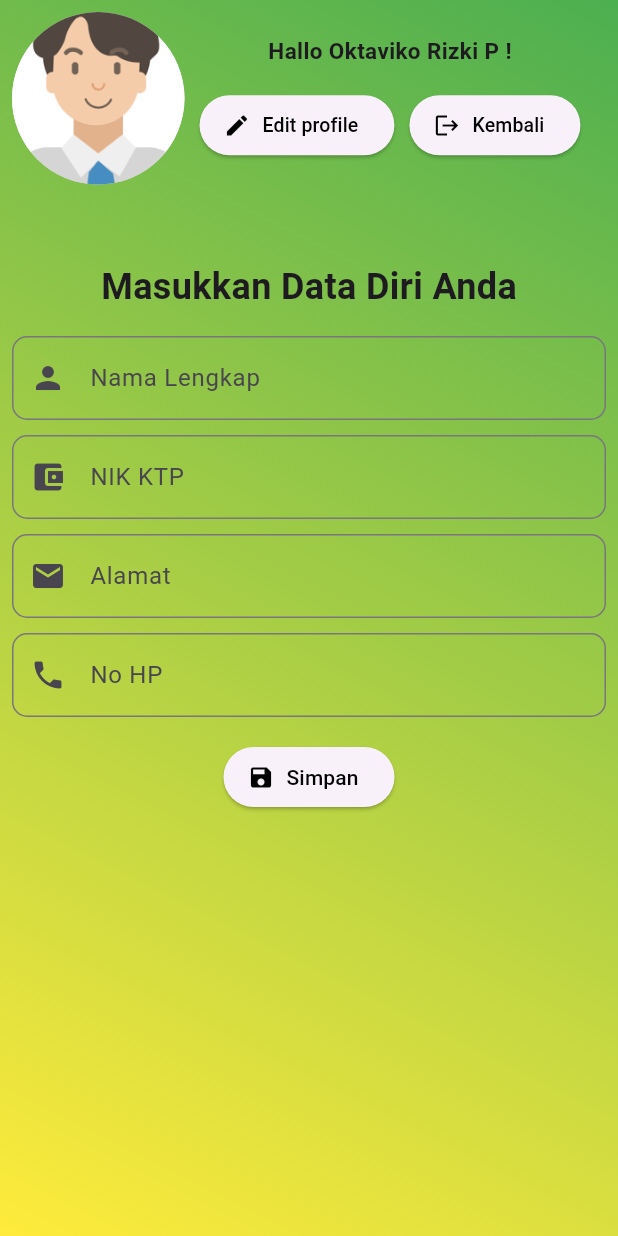
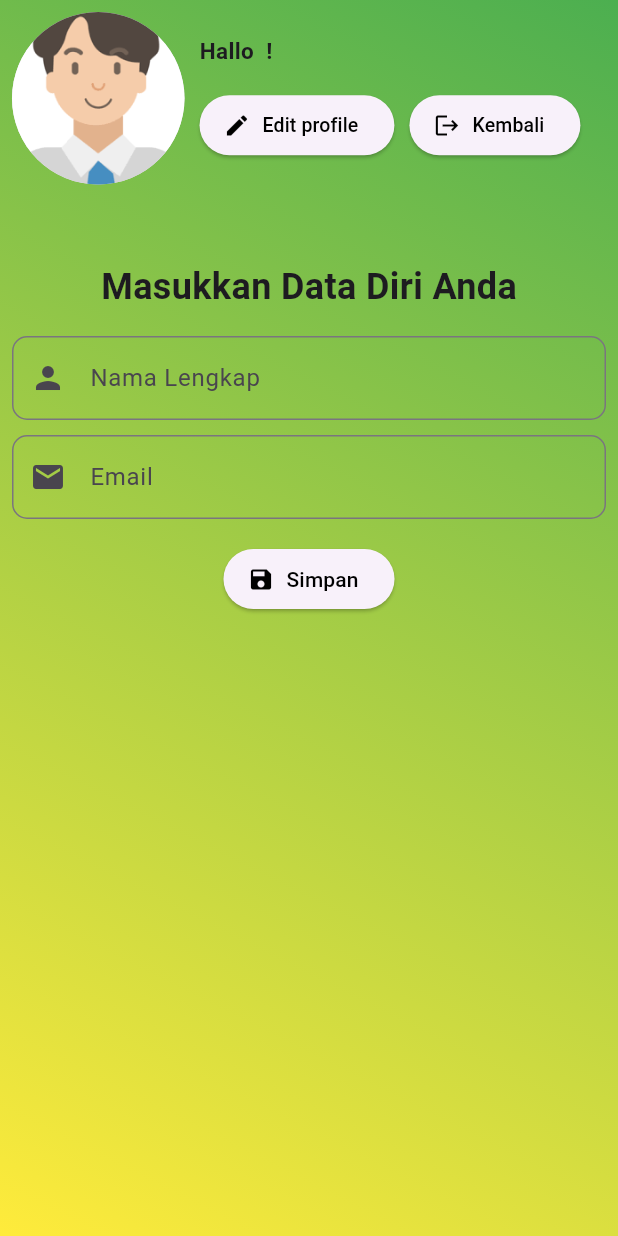
Before and after one commit to Oktaviko/paml_inilast, a Flutter app: the ProfileScreen screen opened by its route, after a tap on "Edit profile", on a phone screen of 412 x 824 dp. Run offline on Flutter 3.47's test engine with Material 3 defaults, Android fonts, the phone set to English and light mode, and no system bars; our stand-ins replace geocoding, geolocator, google_maps_flutter, shared_preferences; accounts and stored records are empty.

Commit message:
call name profile

```diff
--- a/lib/screen/homescreen.dart
+++ b/lib/screen/homescreen.dart
@@ -1,4 +1,5 @@
 import 'package:flutter/material.dart';
+import 'package:paml_inilast/services/authservice.dart';
 
 class HomeScreen extends StatefulWidget {
   const HomeScreen({super.key});
@@ -8,6 +9,13 @@ class HomeScreen extends StatefulWidget {
 }
 
 class _HomeScreenState extends State<HomeScreen> {
+  //final AuthService _authService = AuthService();
+
+  void _logout() async {
+    //await _authService.logout();
+    Navigator.pushNamedAndRemoveUntil(context, '/login', (route) => false);
+  }
+
   @override
   Widget build(BuildContext context) {
     return Container(
@@ -161,9 +169,7 @@ class _HomeScreenState extends State<HomeScreen> {
               ListTile(
                 title: Text('Logout'),
                 leading: Icon(Icons.logout),
-                onTap: () {
-                  Navigator.pushNamed(context, '/login');
-                },
+                onTap: _logout,
               ),
             ],
           ),
--- a/lib/screen/profilescreen.dart
+++ b/lib/screen/profilescreen.dart
@@ -1,4 +1,5 @@
 import 'package:flutter/material.dart';
+import 'package:shared_preferences/shared_preferences.dart';
 
 class ProfileScreen extends StatefulWidget {
   const ProfileScreen({super.key});
@@ -9,6 +10,30 @@ class ProfileScreen extends StatefulWidget {
 
 class _ProfileScreenState extends State<ProfileScreen> {
   bool _showEditForm = false;
+  final TextEditingController _nameController = TextEditingController();
+  final TextEditingController _emailController = TextEditingController();
+
+  @override
+  void initState() {
+    super.initState();
+    _loadUserData();
+  }
+
+  void _loadUserData() async {
+    SharedPreferences prefs = await SharedPreferences.getInstance();
+    setState(() {
+      _nameController.text = prefs.getString('name') ?? '';
+      _emailController.text = prefs.getString('email') ?? '';
+    });
+  }
+
+  void _saveUserData() async {
+    SharedPreferences prefs = await SharedPreferences.getInstance();
+    await prefs.setString('name', _nameController.text);
+    await prefs.setString('email', _emailController.text);
+    ScaffoldMessenger.of(context).showSnackBar(SnackBar(content: Text('Data berhasil disimpan')));
+  }
+
   @override
   Widget build(BuildContext context) {
     return Container(
@@ -42,9 +67,10 @@ class _ProfileScreenState extends State<ProfileScreen> {
                       width: 10,
                     ),
                     Column(
+                      crossAxisAlignment: CrossAxisAlignment.start,
                       children: [
-                        const Text(
-                          "Hallo Oktaviko Rizki P !",
+                        Text(
+                          "Hallo ${_nameController.text} !",
                           style: TextStyle(
                             fontSize: 15,
                             fontWeight: FontWeight.bold,
@@ -116,6 +142,7 @@ class _ProfileScreenState extends State<ProfileScreen> {
                               ),
                             ),
                             TextFormField(
+                              controller: _nameController,
                               decoration: InputDecoration(
                                 labelText: "Nama Lengkap",
                                 prefixIcon: const Icon(Icons.person),
@@ -126,40 +153,18 @@ class _ProfileScreenState extends State<ProfileScreen> {
                             ),
                             const SizedBox(height: 10.0),
                             TextFormField(
+                              controller: _emailController,
                               decoration: InputDecoration(
-                                labelText: "NIK KTP",
-                                prefixIcon:
-                                    const Icon(Icons.account_balance_wallet),
-                                border: OutlineInputBorder(
-                                  borderRadius: BorderRadius.circular(10.0),
-                                ),
-                              ),
-                            ),
-                            const SizedBox(height: 10.0),
-                            TextFormField(
-                              decoration: InputDecoration(
-                                labelText: "Alamat",
+                                labelText: "Email",
                                 prefixIcon: const Icon(Icons.email),
                                 border: OutlineInputBorder(
                                   borderRadius: BorderRadius.circular(10.0),
                                 ),
                               ),
                             ),
-                            const SizedBox(height: 10.0),
-                            TextFormField(
-                              decoration: InputDecoration(
-                                labelText: "No HP",
-                                prefixIcon: const Icon(Icons.phone),
-                                border: OutlineInputBorder(
-                                  borderRadius: BorderRadius.circular(10.0),
-                                ),
-                              ),
-                              obscureText:
-                                  true, // Sembunyikan karakter password
-                            ),
                             const SizedBox(height: 16.0),
                             ElevatedButton.icon(
-                              onPressed: () {},
+                              onPressed: _saveUserData,
                               icon: const Icon(
                                 Icons.save,
                                 color: Colors.black,
```
Also changed, not shown: 2 other files.
